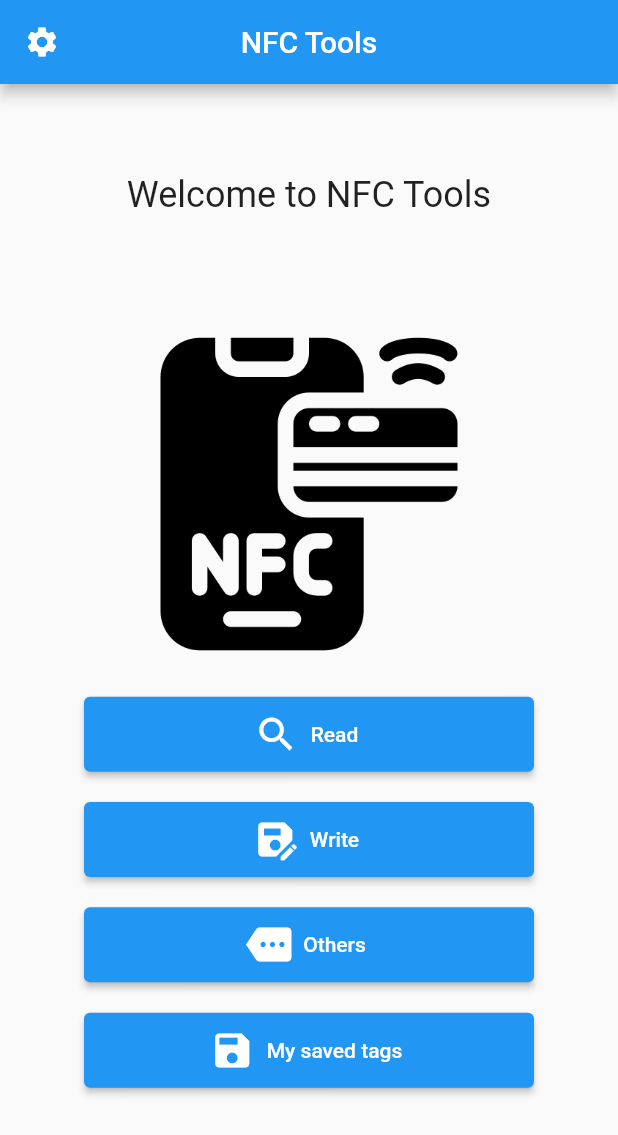
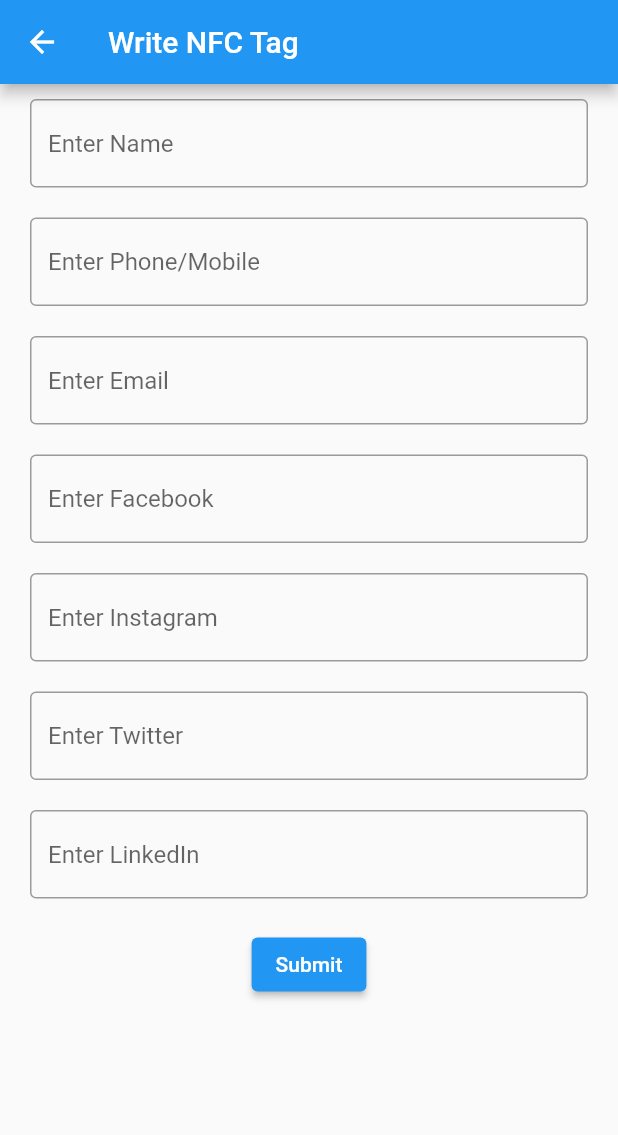
Before and after one commit to rabilan/nfc_RW, a Flutter app: the screen it shows after launch, after a tap on "Write", on a phone screen of 412 x 824 dp. Shown: the top 1135 px of the screen. Run offline on Flutter 3.47's test engine with Material 2 defaults, Android fonts, the phone set to English and light mode, and no system bars; missing offline and left inert: nfc_manager.

Commit message:
write Tag UI created and getter and setter implemented

```diff
--- /dev/null
+++ b/lib/Userdata.dart
@@ -0,0 +1,64 @@
+class Userdata
+{
+  late String name;
+  late String phone;
+  late String email;
+  late String facebook;
+  late String instagram;
+  late String twitter;
+  late String linkedIn;
+  String get nameGet{
+    return name;
+  }
+  set nameSet(String val){
+    name=val;
+  }
+  String get phoneGet{
+    return phone;
+  }
+  set phoneSet(String val)
+  {
+    phone=val;
+  }
+  String get emailGet{
+    return email;
+  }
+  set emailSet(String val)
+  {
+    email=val;
+  }
+  String get facebookGet{
+    return facebook;
+  }
+  set facebookSet(String val)
+  {
+    facebook=val;
+  }
+
+  String get instagramGet{
+    return instagram;
+  }
+
+  set instagramSet(String val){
+    instagram=val;
+  }
+
+  String get twitterGet
+  {
+    return twitter;
+  }
+set twitterSet(String val)
+{
+  twitter=val;
+}
+
+String get linkedInGet
+{
+  return linkedIn;
+}
+set linkedInSet(String val)
+{
+  linkedIn=val;
+}
+
+}
--- a/lib/main.dart
+++ b/lib/main.dart
@@ -6,6 +6,7 @@
 import 'package:nfc_manager/nfc_manager.dart';
 
 void main() {
+  final myController = TextEditingController();
   WidgetsFlutterBinding.ensureInitialized();
   runApp(const MyApp());
 }
@@ -77,10 +78,13 @@
   void _tagRead() {
     NfcManager.instance.startSession(onDiscovered: (NfcTag tag) async {
       result.value = tag.data;
-      print('NFC data result $tag.data');
+      // print('NFC data result $tag.data');
       NfcManager.instance.stopSession();
     });
   }
+
+
+
   void _ndefWrite() {
     NfcManager.instance.startSession(onDiscovered: (NfcTag tag) async {
       var ndef = Ndef.from(tag);
@@ -201,7 +205,11 @@
                 // padding: const EdgeInsets.all(60.20),
                 child: ElevatedButton.icon(
                   onPressed: () {
-                    _ndefWrite();
+                    Navigator.push(
+                      context,
+                      MaterialPageRoute(builder: (context) => const WriteNfcTag()),
+                    );
+                    // _ndefWrite();
                   },
                   icon: const Icon(
                     // <-- Icon
@@ -209,23 +217,6 @@
                     size: 30.0,
                   ),
                   label: const Text('Write'), // <-- Text
-                ),
-              ),
-            ),
-            Padding(
-              padding: const EdgeInsets.all(10.10),
-              child: SizedBox(
-                height: 50, //height of button
-                width: 300, //width of button
-                // padding: const EdgeInsets.all(60.20),
-                child: ElevatedButton.icon(
-                  onPressed: () {},
-                  icon: const Icon(
-                    // <-- Icon
-                    Icons.more,
-                    size: 30.0,
-                  ),
-                  label: const Text('Others'), // <-- Text
                 ),
               ),
             ),
@@ -269,3 +260,125 @@
     );
   }
 }
+class WriteNfcTag extends StatelessWidget {
+  const WriteNfcTag({super.key});
+
+
+  @override
+  Widget build(BuildContext context) {
+    final name = TextEditingController();
+    final phone = TextEditingController();
+    final email = TextEditingController();
+    final facebook = TextEditingController();
+    final instagram = TextEditingController();
+    final twitter = TextEditingController();
+    final linkedIn = TextEditingController();
+
+    return Scaffold(
+      appBar: AppBar(
+        title: const Text('Write NFC Tag'),
+      ),
+      body: SingleChildScrollView(
+        child: Center(
+          // Center is a layout widget. It takes a single child and positions it
+          // in the middle of the parent.
+          child: Column(
+            children:  <Widget>[
+               Padding(
+                padding: EdgeInsets.symmetric(vertical: 10.0,horizontal: 20.0),
+                child: TextField(
+                  controller: name,
+                  decoration: InputDecoration(
+                    border: OutlineInputBorder(),
+                    hintText: 'Enter Name',
+
+                  ),
+
+
+                ),
+              ),
+              Padding(
+                padding: EdgeInsets.symmetric(vertical: 10.0,horizontal: 20.0),
+                child: TextField(
+                  controller: phone,
+                  decoration: InputDecoration(
+                    border: OutlineInputBorder(),
+                    hintText: 'Enter Phone/Mobile',
+                  ),
+                ),
+              ),
+              Padding(
+                padding: EdgeInsets.symmetric(vertical: 10.0,horizontal: 20.0),
+                child: TextField(
+                  controller: email,
+                  decoration: InputDecoration(
+                    border: OutlineInputBorder(),
+                    hintText: 'Enter Email',
+                  ),
+                ),
+              ),
+              Padding(
+                padding: EdgeInsets.symmetric(vertical: 10.0,horizontal: 20.0),
+                child: TextField(
+                  controller: facebook,
+                  decoration: InputDecoration(
+                    border: OutlineInputBorder(),
+                    hintText: 'Enter Facebook',
+                  ),
+                ),
+              ),
+              Padding(
+                padding: EdgeInsets.symmetric(vertical: 10.0,horizontal: 20.0),
+                child: TextField(
+                  controller: instagram,
+                  decoration: InputDecoration(
+                    border: OutlineInputBorder(),
+                    hintText: 'Enter Instagram',
+                  ),
+                ),
+              ),
+              Padding(
+                padding: EdgeInsets.symmetric(vertical: 10.0,horizontal: 20.0),
+                child: TextField(
+                  controller: twitter,
+                  decoration: InputDecoration(
+                    border: OutlineInputBorder(),
+                    hintText: 'Enter Twitter',
+                  ),
+                ),
+              ),
+              Padding(
+                padding: EdgeInsets.symmetric(vertical: 10.0,horizontal: 20.0),
+                child: TextField(
+                  controller: linkedIn,
+                  keyboardType: TextInputType.text,
+                  decoration: InputDecoration(
+                    border: OutlineInputBorder(),
+                    hintText: 'Enter LinkedIn',
+                  ),
+                ),
+              ),
+              Padding(
+                padding: const EdgeInsets.symmetric(vertical: 10.0,horizontal: 20.0),
+                child: ElevatedButton(
+                  onPressed: () {
+                    print('name ${name.text}');
+                    print('phone ${phone.text}');
+                    print('email ${email.text}');
+                    print('facebook ${facebook.text}');
+                    print('instagram ${instagram.text}');
+                    print('twitter ${twitter.text}');
+                    print('linkedIn ${linkedIn.text}');
+                  },
+                 child: Text("Submit"),
+                ),
+              ),
+
+
+            ],
+          ),
+        ),
+      ),
+    );
+  }
+}
```
Also changed, not shown: 1 other file.
